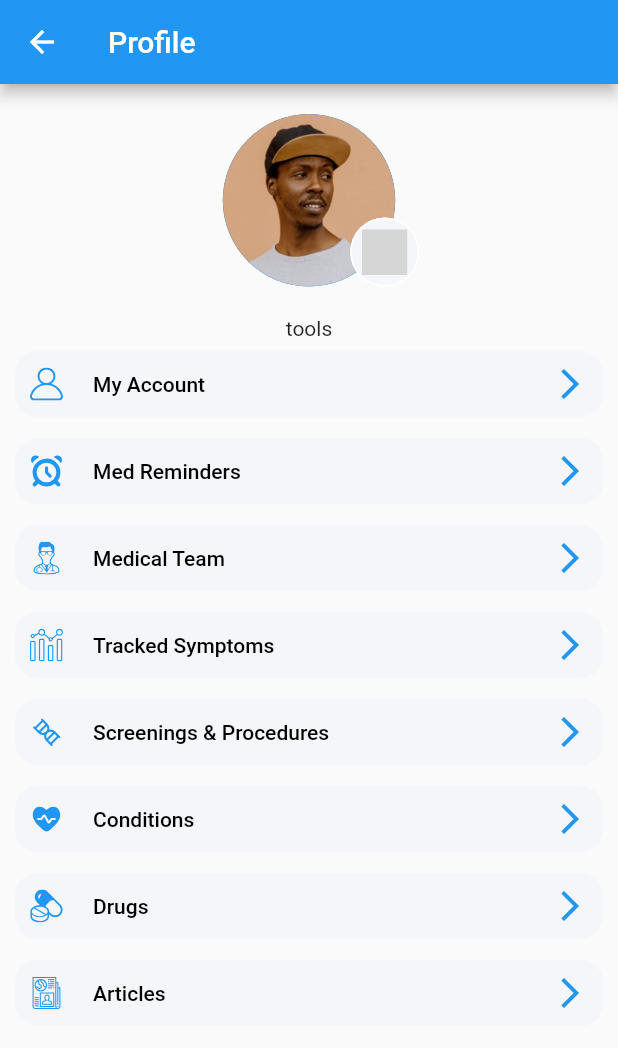
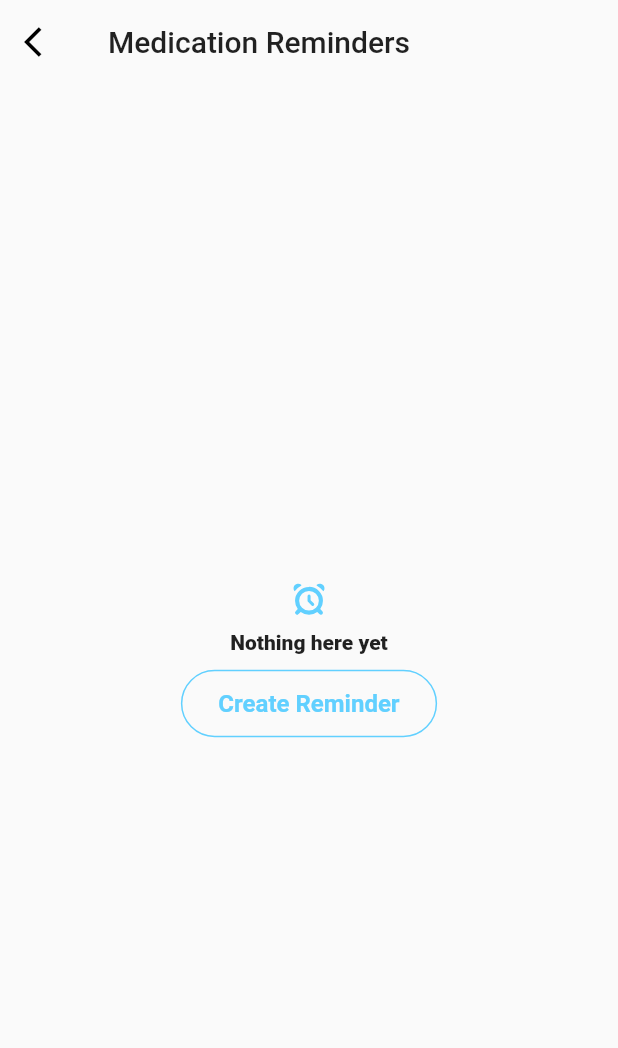
Before and after one commit to Mayank-kr-sh/health_care, a Flutter app: the ProfileScreen screen opened directly, after a tap on "Med Reminders", on a phone screen of 412 x 824 dp. Shown: the top 1048 px of the screen. Run offline on Flutter 3.47's test engine with Material 2 defaults, Android fonts, the phone set to English and light mode, and no system bars; our stand-ins replace carousel_slider, flutter_svg; network calls fail; grey boxes are pictures that could not be loaded.

Commit message:
Updated and created some UI screens
Med reminder, Profile, Create Profile, Sign In

```diff
--- /dev/null
+++ b/lib/Frontend/Screens/Profile tools/Med_reminders.dart
@@ -0,0 +1,63 @@
+import 'package:flutter/material.dart';
+import 'package:flutter_svg/svg.dart';
+
+import '../../buttons/Transparent_button.dart';
+import '../../constants/constants.dart';
+
+class MedReminders extends StatefulWidget {
+  const MedReminders({super.key});
+
+  @override
+  State<MedReminders> createState() => _MedRemindersState();
+}
+
+class _MedRemindersState extends State<MedReminders> {
+  @override
+  Widget build(BuildContext context) {
+    return Scaffold(
+        appBar: AppBar(
+          backgroundColor: Colors.transparent,
+          elevation: 0, // Removes the shadow
+          title: const Text(
+            'Medication Reminders',
+            style: TextStyle(color: Colors.black87),
+          ),
+          leading: IconButton(
+            icon: const Icon(
+              Icons.arrow_back_ios,
+              color: Colors.black,
+            ),
+            onPressed: () {
+              Navigator.pop(context);
+            },
+          ),
+        ),
+        body: Column(
+            mainAxisAlignment: MainAxisAlignment.center,
+            crossAxisAlignment: CrossAxisAlignment.center,
+            children: [
+              SvgPicture.asset(
+                "assets/icons/reminder.svg",
+                color: kPrimaryColor,
+                width: 22,
+              ),
+              const SizedBox(
+                height: 10,
+              ),
+              const Text("Nothing here yet",
+                  style: TextStyle(fontWeight: FontWeight.w800)),
+              const SizedBox(
+                height: 10,
+              ),
+              Center(
+                child: TransparentButton(
+                  text: 'Create Reminder',
+                  onPressed: () {
+                    // Action to perform when the button is pressed
+                    print('Button pressed!');
+                  },
+                ),
+              ),
+            ]));
+  }
+}
--- a/lib/Frontend/Screens/profile/Profile_Screen.dart
+++ b/lib/Frontend/Screens/profile/Profile_Screen.dart
@@ -1,4 +1,6 @@
 import 'package:flutter/material.dart';
+import 'package:health_care/Frontend/Screens/Auth/Sign_in.dart';
+import 'package:health_care/Frontend/constants/constants.dart';
 
 // import '../../Widgets/bottom_nav_bar.dart';
 import 'components/body.dart';
@@ -11,7 +13,35 @@ class ProfileScreen extends StatelessWidget {
   Widget build(BuildContext context) {
     return Scaffold(
       appBar: AppBar(
-        title: const Text("Profile"),
+        backgroundColor: Colors.white,
+        elevation: 2, // Removes the shadow
+        title: Row(
+          mainAxisAlignment: MainAxisAlignment.spaceBetween,
+          children: [
+            const Text(
+              'Profile',
+              style: TextStyle(color: Colors.black87),
+            ),
+            GestureDetector(
+              onTap: () {
+                Navigator.push(context,
+                    MaterialPageRoute(builder: (context) => const SignIn()));
+              },
+              child: const Row(
+                children: [
+                  Text(
+                    'Sign In',
+                    style: TextStyle(fontSize: 18, color: Colors.black54),
+                  ),
+                  Icon(
+                    Icons.login_outlined,
+                    color: kPrimaryColor,
+                  )
+                ],
+              ),
+            ),
+          ],
+        ),
       ),
       body: const Body(),
     );
--- a/lib/Frontend/Screens/profile/components/body.dart
+++ b/lib/Frontend/Screens/profile/components/body.dart
@@ -1,4 +1,8 @@
 import 'package:flutter/material.dart';
+import 'package:health_care/Frontend/Screens/Profile%20tools/Create_profile.dart';
+import 'package:health_care/Frontend/Screens/Profile%20tools/Med_reminders.dart';
+import 'package:health_care/Frontend/buttons/Transparent_button.dart';
+import 'package:health_care/Frontend/constants/constants.dart';
 
 import 'profile_menu.dart';
 import 'profile_pic.dart';
@@ -12,19 +16,64 @@ class Body extends StatelessWidget {
       padding: const EdgeInsets.symmetric(vertical: 20),
       child: Column(
         children: [
-          const ProfilePic(),
-          const SizedBox(height: 20),
-          const Text("tools"),
+          // const ProfilePic(),
+          Padding(
+            padding: const EdgeInsets.all(8.0),
+            child: Row(
+              mainAxisAlignment: MainAxisAlignment.spaceBetween,
+              children: [
+                const Padding(
+                  padding: EdgeInsets.all(8.0),
+                  child: Column(
+                    children: [
+                      Text("Create Your Profile!",
+                          style: TextStyle(
+                              fontSize: 18, fontWeight: FontWeight.bold)),
+                      SizedBox(height: 8),
+                      Text(" Save your important inoformation",
+                          style: TextStyle(
+                              fontSize: 12, fontWeight: FontWeight.w300)),
+                      Text("so its always in your fingertips",
+                          style: TextStyle(
+                              fontSize: 12, fontWeight: FontWeight.w300)),
+                    ],
+                  ),
+                ),
+                TransparentButton(
+                    text: "Create Profile",
+                    onPressed: () {
+                      Navigator.push(
+                        context,
+                        MaterialPageRoute(
+                            builder: (context) => const CreateProfile()),
+                      );
+                    }),
+              ],
+            ),
+          ),
+
+          const SizedBox(height: 10),
+          const Divider(
+            color: kPrimaryColor,
+            height: 0,
+            thickness: 1,
+            indent: 10,
+            endIndent: 10,
+          ),
+          Container(
+              alignment: Alignment.topLeft,
+              padding: const EdgeInsets.all(10),
+              child: const Text("My Tools",
+                  style: TextStyle(fontSize: 12, fontWeight: FontWeight.w700))),
           ProfileMenu(
-            text: "My Account",
-            icon: "assets/icons/UserIcon.svg",
-            press: () => {},
-          ),
-          ProfileMenu(
-            text: "Med Reminders",
-            icon: "assets/icons/reminder.svg",
-            press: () {},
-          ),
+              text: "Med Reminders",
+              icon: "assets/icons/reminder.svg",
+              press: () {
+                Navigator.push(
+                  context,
+                  MaterialPageRoute(builder: (context) => const MedReminders()),
+                );
+              }),
           ProfileMenu(
             text: "Medical Team",
             icon: "assets/icons/med_team.svg",
@@ -40,6 +89,11 @@ class Body extends StatelessWidget {
             icon: "assets/icons/procedures.svg",
             press: () {},
           ),
+          Container(
+              alignment: Alignment.topLeft,
+              padding: const EdgeInsets.all(10),
+              child: const Text("Saved",
+                  style: TextStyle(fontSize: 12, fontWeight: FontWeight.w700))),
           ProfileMenu(
             text: "Conditions",
             icon: "assets/icons/conditions.svg",
--- /dev/null
+++ b/lib/Frontend/buttons/Transparent_button.dart
@@ -0,0 +1,34 @@
+import 'package:flutter/material.dart';
+
+import '../constants/constants.dart';
+
+class TransparentButton extends StatelessWidget {
+  final String text;
+  final VoidCallback onPressed;
+  const TransparentButton({
+    super.key,
+    required this.text,
+    required this.onPressed,
+  });
+  @override
+  Widget build(BuildContext context) {
+    return InkWell(
+      onTap: onPressed,
+      child: Container(
+        decoration: BoxDecoration(
+          border: Border.all(color: kPrimaryColor),
+          borderRadius: BorderRadius.circular(32),
+        ),
+        padding: const EdgeInsets.symmetric(vertical: 12, horizontal: 24),
+        child: Text(
+          text,
+          style: const TextStyle(
+            color: kPrimaryColor,
+            fontSize: 16,
+            fontWeight: FontWeight.w600,
+          ),
+        ),
+      ),
+    );
+  }
+}
--- a/lib/Frontend/constants/constants.dart
+++ b/lib/Frontend/constants/constants.dart
@@ -1,6 +1,6 @@
 import 'package:flutter/material.dart';
 
-const kPrimaryColor = Colors.blue;
+const kPrimaryColor = Color.fromARGB(255, 97, 208, 255);
 const kPrimaryLightColor = Color(0xFFFFECDF);
 const kPrimaryGradientColor = LinearGradient(
   begin: Alignment.topLeft,
```
Also changed, not shown: lib/Frontend/Screens/Auth/Sign_in.dart (added, +100 -0 lines), lib/Frontend/Screens/Doctor_Screen.dart (+4 -17 lines), lib/Frontend/Screens/Profile tools/Create_profile.dart (added, +66 -0 lines).
